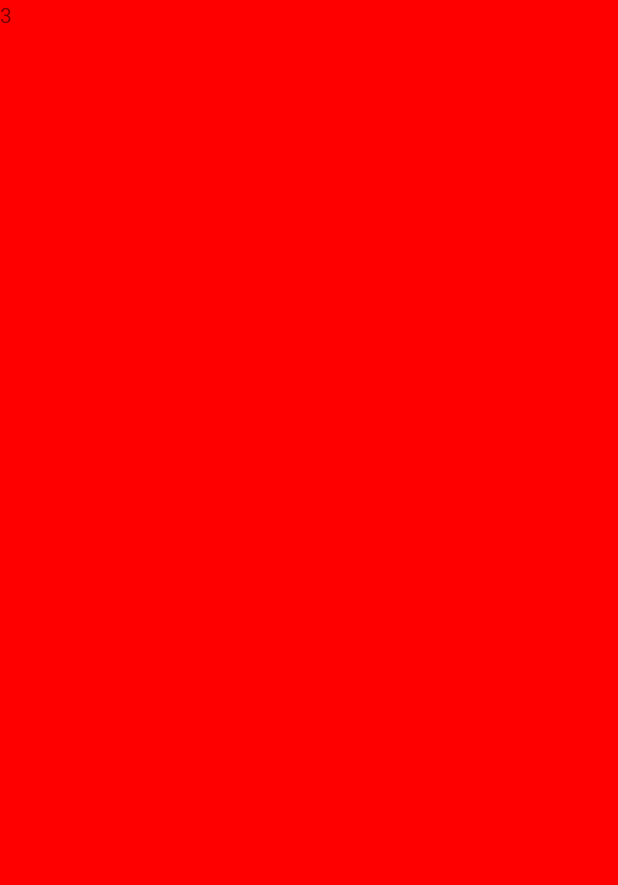
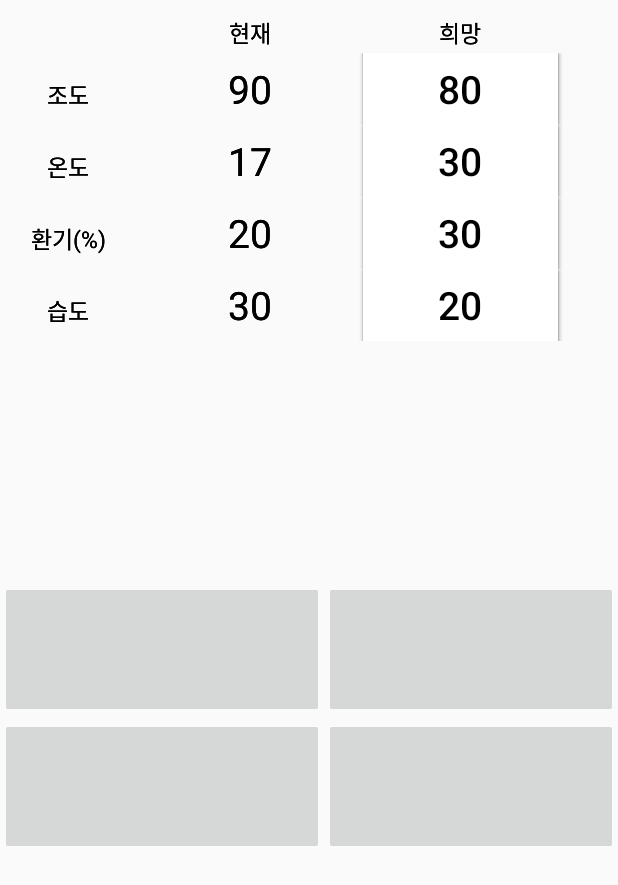
Before and after one commit to Jake2433/CreativeDesign, an Android app: the FarmsTabActivity screen opened directly, with no data from a screen before it, on a phone screen of 412 x 824 dp. Before the commit the part shown is almost empty. Shown: the top 885 px of the screen. Run offline under Robolectric (Android 15) with nearby library versions, the phone set to English and light mode, and no system bars.

Commit message:
Complete Bottom tab / need it to be created or removed dynamically

```diff
--- a/SmartFarm/app/src/main/java/com/example/kyb24/smartfarm/Activitys/FarmsTabActivity.java
+++ b/SmartFarm/app/src/main/java/com/example/kyb24/smartfarm/Activitys/FarmsTabActivity.java
@@ -1,6 +1,7 @@
 package com.example.kyb24.smartfarm.Activitys;
 
 import android.app.TabActivity;
+import android.content.res.Resources;
 import android.os.Bundle;
 import android.support.design.widget.TabLayout;
 import android.support.v4.view.ViewPager;
@@ -26,13 +27,17 @@ public class FarmsTabActivity extends TabActivity {
         super.onCreate(savedInstanceState);
         setContentView(R.layout.activity_view);
 
+        Resources res = getResources();
+        TabHost tabHost = getTabHost();
+        TabHost.TabSpec spec;
 
-        TabHost tabHost = getTabHost();
+        spec = tabHost.newTabSpec("TAB1").setIndicator("House1").setContent(R.id.tab1);
+        tabHost.addTab(spec);
+        spec = tabHost.newTabSpec("TAB2").setIndicator("House2").setContent(R.id.tab2);
+        tabHost.addTab(spec);
 
-        TabHost.TabSpec tabSpecTab1 = tabHost.newTabSpec("TAB1").setIndicator("House1");
-        tabSpecTab1.setContent(R.id.tab1);
-        tabHost.addTab(tabSpecTab1);
-
+        tabHost.setCurrentTab(0);
+        /*
         TabHost.TabSpec tabSpecTab2 = tabHost.newTabSpec("TAB2").setIndicator("House2");
         tabSpecTab2.setContent(R.id.tab2);
         tabHost.addTab(tabSpecTab2);
@@ -44,8 +49,9 @@ public class FarmsTabActivity extends TabActivity {
         TabHost.TabSpec tabSpecTab4 = tabHost.newTabSpec("TAB4").setIndicator("House4");
         tabSpecTab4.setContent(R.id.tab1);
         tabHost.addTab(tabSpecTab4);
+        */
 
-        tabHost.setCurrentTab(0);
+
 
         /*
         // Adding Toolbar to the activity
--- a/SmartFarm/app/src/main/res/layout/activity_view.xml
+++ b/SmartFarm/app/src/main/res/layout/activity_view.xml
@@ -27,39 +27,27 @@
                     android:id="@+id/tab1"
                     android:layout_width="match_parent"
                     android:layout_height="match_parent"
-                    android:background="#00ff00"
                     android:orientation="vertical">
 
-                    <TextView
-                        android:layout_width="wrap_content"
-                        android:layout_height="wrap_content"
-                        android:text="1" />
+                    <include layout="@layout/status"/>
                 </LinearLayout>
 
                 <LinearLayout
                     android:id="@+id/tab2"
                     android:layout_width="match_parent"
                     android:layout_height="match_parent"
-                    android:background="#0000ff"
                     android:orientation="vertical">
 
-                    <TextView
-                        android:layout_width="wrap_content"
-                        android:layout_height="wrap_content"
-                        android:text="2" />
+                    <include layout="@layout/status"/>
                 </LinearLayout>
 
                 <LinearLayout
                     android:id="@+id/tab3"
                     android:layout_width="match_parent"
                     android:layout_height="match_parent"
-                    android:background="#ff0000"
                     android:orientation="vertical">
 
-                    <TextView
-                        android:layout_width="wrap_content"
-                        android:layout_height="wrap_content"
-                        android:text="3" />
+                    <include layout="@layout/status"/>
                 </LinearLayout>
             </FrameLayout>
 
--- a/SmartFarm/app/src/main/res/layout/status.xml
+++ b/SmartFarm/app/src/main/res/layout/status.xml
@@ -1,12 +1,14 @@
 <?xml version="1.0" encoding="utf-8"?>
 <FrameLayout xmlns:android="http://schemas.android.com/apk/res/android"
     xmlns:app="http://schemas.android.com/apk/res-auto"
-    android:layout_width="match_parent" android:layout_height="match_parent">
+    android:id="@+id/statusLayout"
+    android:layout_width="match_parent"
+    android:layout_height="match_parent">
 
     <TableLayout
         android:id="@+id/tbLayout"
-        android:layout_width="wrap_content"
-        android:layout_height="wrap_content"
+        android:layout_width="match_parent"
+        android:layout_height="match_parent"
         android:layout_alignParentStart="true"
         android:layout_alignParentTop="true">
 
```
